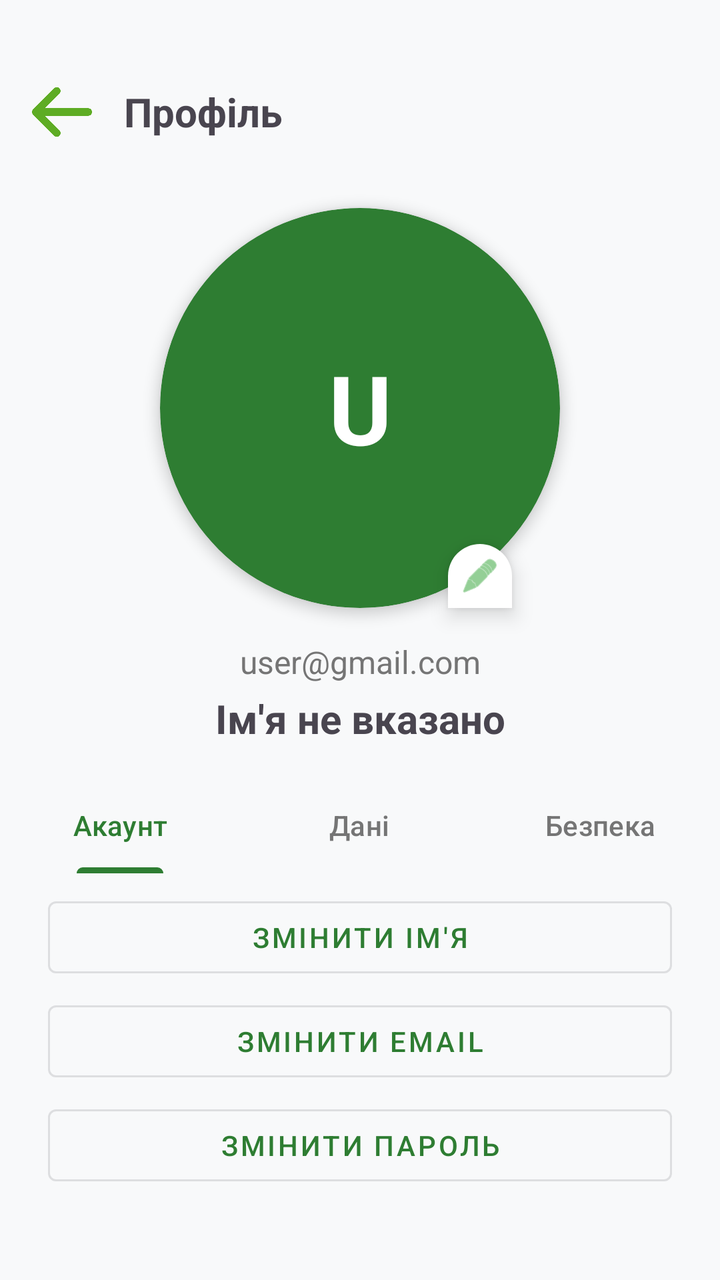
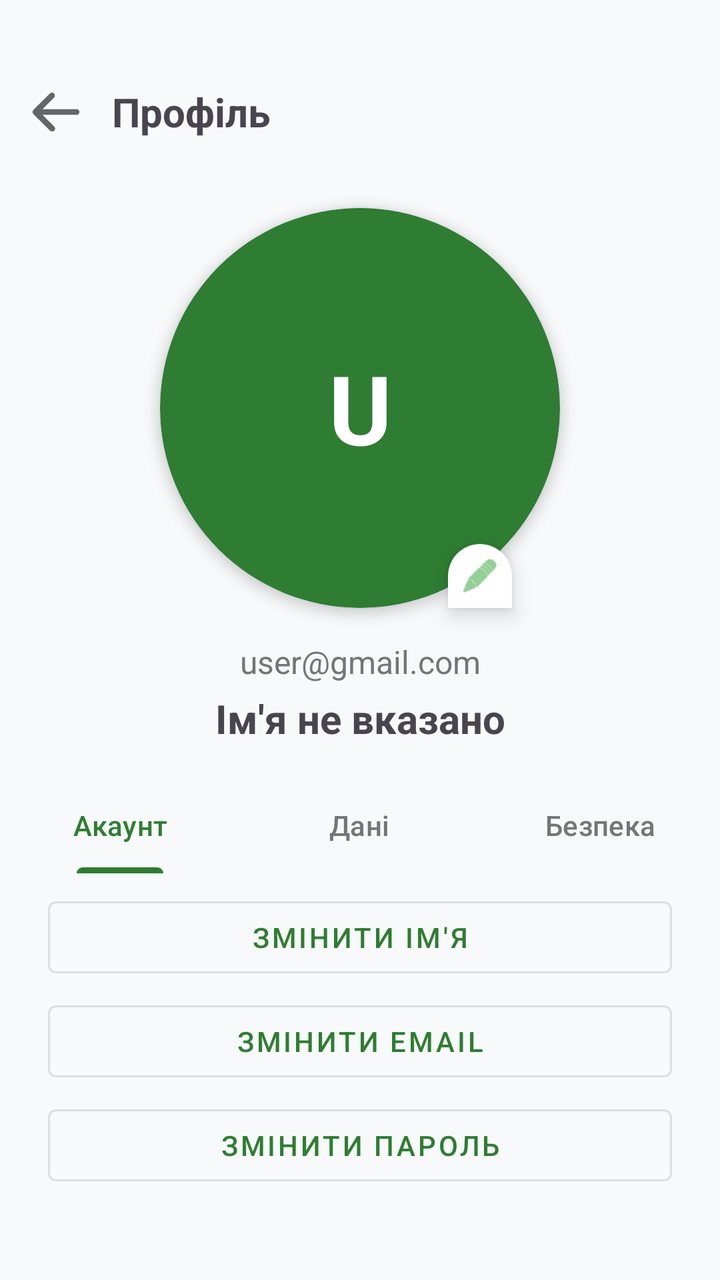

The first picture is an Android layout as it rendered before a commit; the second is the same layout after the commit. The layout source and the unified diff follow.
<!-- AndroidManifest.xml: application theme Theme.MyFinance -->
<!-- res/layout/activity_profile.xml -->
<?xml version="1.0" encoding="utf-8"?>
<androidx.constraintlayout.widget.ConstraintLayout xmlns:android="http://schemas.android.com/apk/res/android"
    xmlns:app="http://schemas.android.com/apk/res-auto"
    xmlns:tools="http://schemas.android.com/tools"
    android:layout_width="match_parent"
    android:layout_height="match_parent"
    android:background="#F8F9FA"
    tools:context=".ProfileActivity">

    <LinearLayout
        android:id="@+id/toolbar"
        android:layout_width="match_parent"
        android:layout_height="wrap_content"
        android:layout_marginTop="24dp"
        android:gravity="center_vertical"
        android:minHeight="?attr/actionBarSize"
        android:orientation="horizontal"
        android:paddingHorizontal="16dp"
        app:layout_constraintTop_toTopOf="parent">

        <ImageView
            android:id="@+id/btnBack"
            android:layout_width="30dp"
            android:layout_height="30dp"
            android:contentDescription="Назад"
            android:src="@drawable/ic_back_arrow" />

        <TextView
            android:layout_width="wrap_content"
            android:layout_height="wrap_content"
            android:layout_marginStart="16dp"
            android:text="Профіль"
            android:textSize="20sp"
            android:textStyle="bold" />
    </LinearLayout>

    <androidx.cardview.widget.CardView
        android:id="@+id/cvBigProfile"
        android:layout_width="200dp"
        android:layout_height="200dp"
        android:layout_marginTop="16dp"
        android:clickable="true"
        android:focusable="true"
        android:foreground="?android:attr/selectableItemBackground"
        app:cardBackgroundColor="@color/primary_green"
        app:cardCornerRadius="200dp"
        app:cardElevation="4dp"
        app:layout_constraintEnd_toEndOf="parent"
        app:layout_constraintStart_toStartOf="parent"
        app:layout_constraintTop_toBottomOf="@id/toolbar">

        <TextView
            android:id="@+id/tvBigProfileLetter"
            android:layout_width="match_parent"
            android:layout_height="match_parent"
            android:gravity="center"
            android:text="U"
            android:textColor="#FFFFFF"
            android:textSize="48sp"
            android:textStyle="bold" />

        <ImageView
            android:id="@+id/ivBigProfile"
            android:layout_width="match_parent"
            android:layout_height="match_parent"
            android:scaleType="centerCrop"
            android:visibility="gone" />
    </androidx.cardview.widget.CardView>

    <ImageView
        android:layout_width="32dp"
        android:layout_height="32dp"
        android:background="@drawable/rounded_bottom_sheet"
        android:elevation="6dp"
        android:padding="6dp"
        android:src="@android:drawable/ic_menu_edit"
        app:layout_constraintBottom_toBottomOf="@id/cvBigProfile"
        app:layout_constraintEnd_toEndOf="@id/cvBigProfile"
        app:tint="#4CAF50"
        android:layout_marginEnd="24dp" />

    <TextView
        android:id="@+id/tvEmailDisplay"
        android:layout_width="wrap_content"
        android:layout_height="wrap_content"
        android:layout_marginTop="16dp"
        android:text="user@gmail.com"
        android:textColor="#757575"
        android:textSize="16sp"
        app:layout_constraintEnd_toEndOf="parent"
        app:layout_constraintStart_toStartOf="parent"
        app:layout_constraintTop_toBottomOf="@id/cvBigProfile" />

    <TextView
        android:id="@+id/tvNameDisplay"
        android:layout_width="wrap_content"
        android:layout_height="wrap_content"
        android:layout_marginTop="4dp"
        android:text="Ім'я не вказано"
        android:textSize="20sp"
        android:textStyle="bold"
        app:layout_constraintEnd_toEndOf="parent"
        app:layout_constraintStart_toStartOf="parent"
        app:layout_constraintTop_toBottomOf="@id/tvEmailDisplay" />

    <com.google.android.material.tabs.TabLayout
        android:id="@+id/tabLayout"
        android:layout_width="match_parent"
        android:layout_height="wrap_content"
        android:layout_marginTop="16dp"
        android:background="@android:color/transparent"
        app:layout_constraintTop_toBottomOf="@id/tvNameDisplay"
        app:tabIndicatorColor="@color/primary_green"
        app:tabSelectedTextColor="@color/primary_green"
        app:tabTextColor="#757575">

        <com.google.android.material.tabs.TabItem
            android:layout_width="wrap_content"
            android:layout_height="wrap_content"
            android:text="Акаунт" />

        <com.google.android.material.tabs.TabItem
            android:layout_width="wrap_content"
            android:layout_height="wrap_content"
            android:text="Дані" />

        <com.google.android.material.tabs.TabItem
            android:layout_width="wrap_content"
            android:layout_height="wrap_content"
            android:text="Безпека" />
    </com.google.android.material.tabs.TabLayout>

    <ScrollView
        android:layout_width="match_parent"
        android:layout_height="0dp"
        android:layout_marginTop="8dp"
        app:layout_constraintBottom_toBottomOf="parent"
        app:layout_constraintTop_toBottomOf="@id/tabLayout">

        <FrameLayout
            android:layout_width="match_parent"
            android:layout_height="wrap_content"
            android:paddingHorizontal="24dp"
            android:paddingBottom="24dp">

            <LinearLayout
                android:id="@+id/layoutAccount"
                android:layout_width="match_parent"
                android:layout_height="wrap_content"
                android:orientation="vertical">

                <Button
                    android:id="@+id/btnChangeName"
                    style="@style/Widget.MaterialComponents.Button.OutlinedButton"
                    android:layout_width="match_parent"
                    android:layout_height="wrap_content"
                    android:layout_marginBottom="4dp"
                    android:text="Змінити ім'я" />

                <Button
                    android:id="@+id/btnChangeEmail"
                    style="@style/Widget.MaterialComponents.Button.OutlinedButton"
                    android:layout_width="match_parent"
                    android:layout_height="wrap_content"
                    android:layout_marginBottom="4dp"
                    android:text="Змінити email" />

                <Button
                    android:id="@+id/btnChangePassword"
                    style="@style/Widget.MaterialComponents.Button.OutlinedButton"
                    android:layout_width="match_parent"
                    android:layout_height="wrap_content"
                    android:text="Змінити пароль" />
            </LinearLayout>

            <LinearLayout
                android:id="@+id/layoutData"
                android:layout_width="match_parent"
                android:layout_height="wrap_content"
                android:orientation="vertical"
                android:visibility="gone">

                <Button
                    android:id="@+id/btnExportData"
                    style="@style/Widget.MaterialComponents.Button.OutlinedButton"
                    android:layout_width="match_parent"
                    android:layout_height="wrap_content"
                    android:layout_marginBottom="4dp"
                    android:text="Експорт"
                    android:textColor="#4CAF50"
                    app:icon="@android:drawable/ic_menu_save"
                    app:iconTint="#4CAF50"
                    app:strokeColor="#4CAF50" />

                <Button
                    android:id="@+id/btnImportData"
                    style="@style/Widget.MaterialComponents.Button.OutlinedButton"
                    android:layout_width="match_parent"
                    android:layout_height="wrap_content"
                    android:text="Імпорт"
                    android:textColor="#FF9800"
                    app:icon="@android:drawable/ic_menu_upload"
                    app:iconTint="#FF9800"
                    app:strokeColor="#FF9800" />
            </LinearLayout>

            <LinearLayout
                android:id="@+id/layoutSystem"
                android:layout_width="match_parent"
                android:layout_height="wrap_content"
                android:orientation="vertical"
                android:visibility="gone">

                <Button
                    android:id="@+id/btnLogout"
                    android:layout_width="match_parent"
                    android:layout_height="wrap_content"
                    android:layout_marginBottom="4dp"
                    android:backgroundTint="#757575"
                    android:text="Вийти з акаунта" />

                <Button
                    android:id="@+id/btnDeleteAccount"
                    android:layout_width="match_parent"
                    android:layout_height="wrap_content"
                    android:backgroundTint="#F44336"
                    android:text="Видалити акаунт"
                    android:textColor="#FFFFFF" />
            </LinearLayout>

        </FrameLayout>
    </ScrollView>

    <ProgressBar
        android:id="@+id/progressBar"
        android:layout_width="wrap_content"
        android:layout_height="wrap_content"
        android:visibility="gone"
        app:layout_constraintBottom_toBottomOf="parent"
        app:layout_constraintEnd_toEndOf="parent"
        app:layout_constraintStart_toStartOf="parent"
        app:layout_constraintTop_toTopOf="parent" />

</androidx.constraintlayout.widget.ConstraintLayout>
<!-- resources referenced by this layout -->
<resources>
  <color name="primary_green">#2E7D32</color>
  <!-- drawable ic_back_arrow: png bitmap (drawable, 6990 bytes) -->
  <!-- drawable rounded_bottom_sheet (drawable) -->
  <?xml version="1.0" encoding="utf-8"?>
  <shape xmlns:android="http://schemas.android.com/apk/res/android"
      android:shape="rectangle">
      <solid android:color="#FFFFFF" />
      <corners
          android:topLeftRadius="24dp"
          android:topRightRadius="24dp" />
  </shape>
  <style name="Theme.MyFinance" parent="Base.Theme.MyFinance" />
  <style name="Base.Theme.MyFinance" parent="Theme.Material3.DayNight.NoActionBar">
          <item name="colorPrimary">@color/primary_green</item>
          <item name="colorSecondary">@color/primary_green_light</item>
      </style>
  <color name="primary_green_light">#4CAF50</color>
</resources>

<!-- the commit's change to res/layout/activity_profile.xml (unified diff, before → after) -->
@@ -20,8 +20,8 @@
 
         <ImageView
             android:id="@+id/btnBack"
-            android:layout_width="30dp"
-            android:layout_height="30dp"
+            android:layout_width="24dp"
+            android:layout_height="24dp"
             android:contentDescription="Назад"
             android:src="@drawable/ic_back_arrow" />
 
<!-- resource entries referenced after the edit -->
@@ -1,7 +1,7 @@
 <!-- resources referenced by this layout -->
 <resources>
   <color name="primary_green">#2E7D32</color>
-  <!-- drawable ic_back_arrow: png bitmap (drawable, 6990 bytes) -->
+  <!-- drawable ic_back_arrow: png bitmap (drawable, 5879 bytes) -->
   <!-- drawable rounded_bottom_sheet (drawable) -->
   <?xml version="1.0" encoding="utf-8"?>
   <shape xmlns:android="http://schemas.android.com/apk/res/android"
